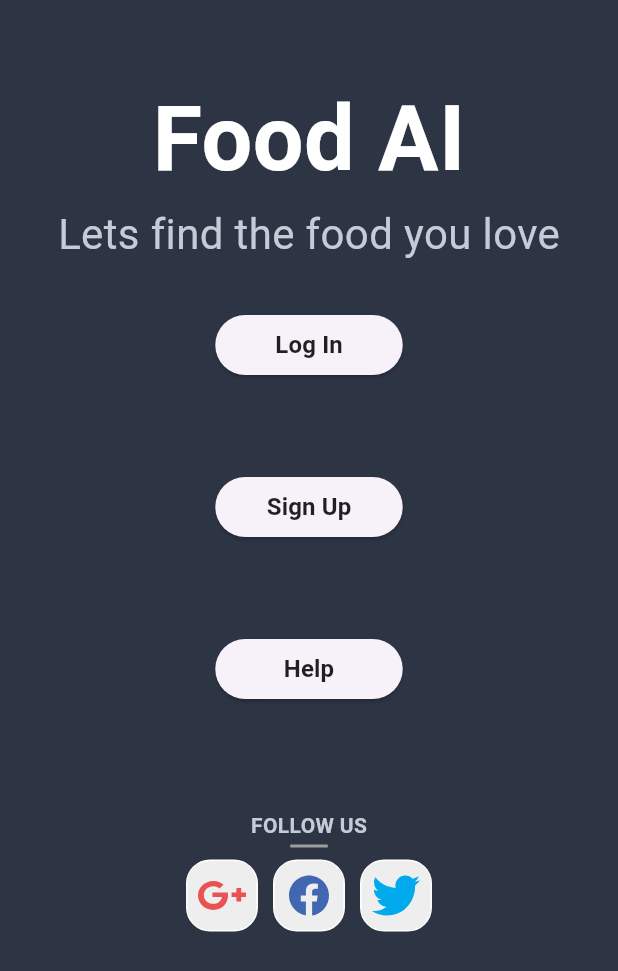
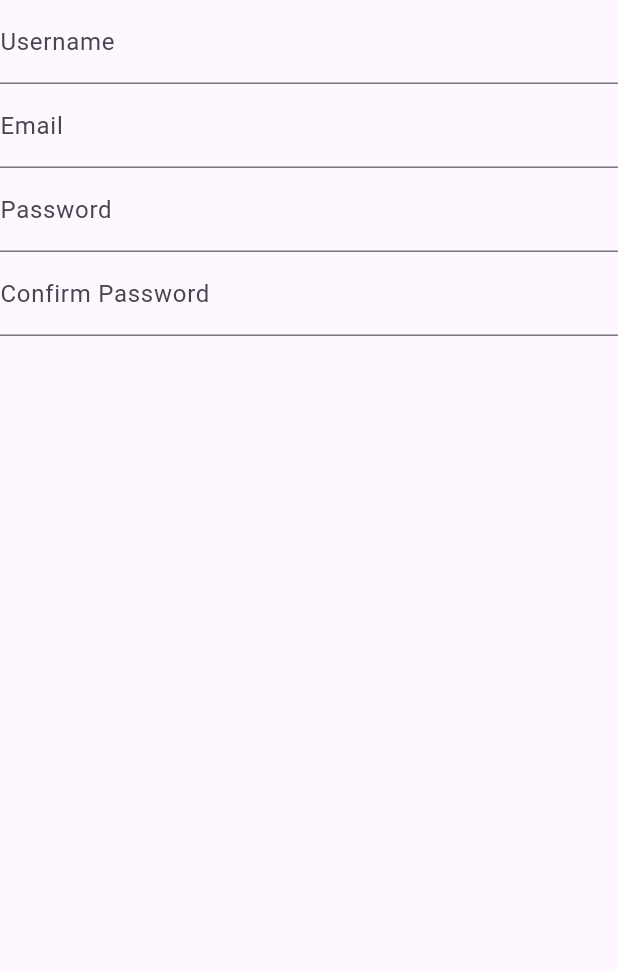
Before and after one commit to boykin345/food-ai-app, a Flutter app: the screen it shows after launch, after a tap on "Sign Up", on a phone screen of 412 x 824 dp. Shown: the top 971 px of the screen. Run offline on Flutter 3.47's test engine with Material 3 defaults, Android fonts, the phone set to English and light mode, and no system bars; our stand-ins replace flutter_svg; project files that could hold a hidden picture were left out.

Commit message:
Test: implement test cases for user story L
* Created temp placeholder pages for the login & signup pages
* Implemented test cases for user story L
* Added a new test case for ensuring the application is loaded correctly

```diff
--- a/lib/Pages/index_page.dart
+++ b/lib/Pages/index_page.dart
@@ -1,5 +1,7 @@
 import 'package:flutter/material.dart';
 import 'package:flutter_svg/svg.dart';
+import 'package:food_ai_app/Pages/login_page.dart';
+import 'package:food_ai_app/Pages/signup_page.dart';
 import 'package:url_launcher/url_launcher.dart';
 
 class IndexPage extends StatefulWidget {
@@ -50,11 +52,12 @@ class _IndexPageState extends State<IndexPage> {
                       Padding(
                         padding: const EdgeInsets.only(bottom: 30, top: 30),
                         child: ElevatedButton(
+                          key: ValueKey('loginButton'),
                           onPressed: () {
                             Navigator.push(
                               context,
                               MaterialPageRoute(
-                                  builder: (context) => IndexPage()),
+                                  builder: (context) => LoginPage()),
                               //builder: (context) => LoginSignupScreen(screenType: false)),
                             );
                           },
@@ -74,11 +77,12 @@ class _IndexPageState extends State<IndexPage> {
                       Padding(
                         padding: const EdgeInsets.only(bottom: 30, top: 30),
                         child: ElevatedButton(
+                          key: ValueKey('signUpButton'),
                           onPressed: () {
                             Navigator.push(
                               context,
                               MaterialPageRoute(
-                                  builder: (context) => IndexPage()),
+                                  builder: (context) => SignUpPage()),
                             );
                           },
                           style: ElevatedButton.styleFrom(
--- /dev/null
+++ b/lib/Pages/signup_page.dart
@@ -0,0 +1,45 @@
+import 'package:flutter/material.dart';
+
+class SignUpPage extends StatefulWidget {
+  @override
+  _SignUpPageState createState() => _SignUpPageState();
+}
+
+class _SignUpPageState extends State<SignUpPage> {
+  @override
+  Widget build(BuildContext context) {
+    return Scaffold(
+      body:
+      Container(
+        child: Column(
+          children: [
+            TextField(
+              key: ValueKey('usernameField'),
+              decoration: InputDecoration(
+                labelText: 'Username',
+              ),
+            ),
+            TextField(
+              key: ValueKey('emailField'),
+              decoration: InputDecoration(
+                labelText: 'Email',
+              ),
+            ),
+            TextField(
+              key: ValueKey('passwordField'),
+              decoration: InputDecoration(
+                labelText: 'Password',
+              ),
+            ),
+            TextField(
+              key: ValueKey('confirmPasswordField'),
+              decoration: InputDecoration(
+                labelText: 'Confirm Password',
+              ),
+            ),
+          ],
+        ),
+      ),
+    );
+  }
+}
```
Also changed, not shown: lib/Pages/login_page.dart (added, +33 -0 lines), 2 other files.
